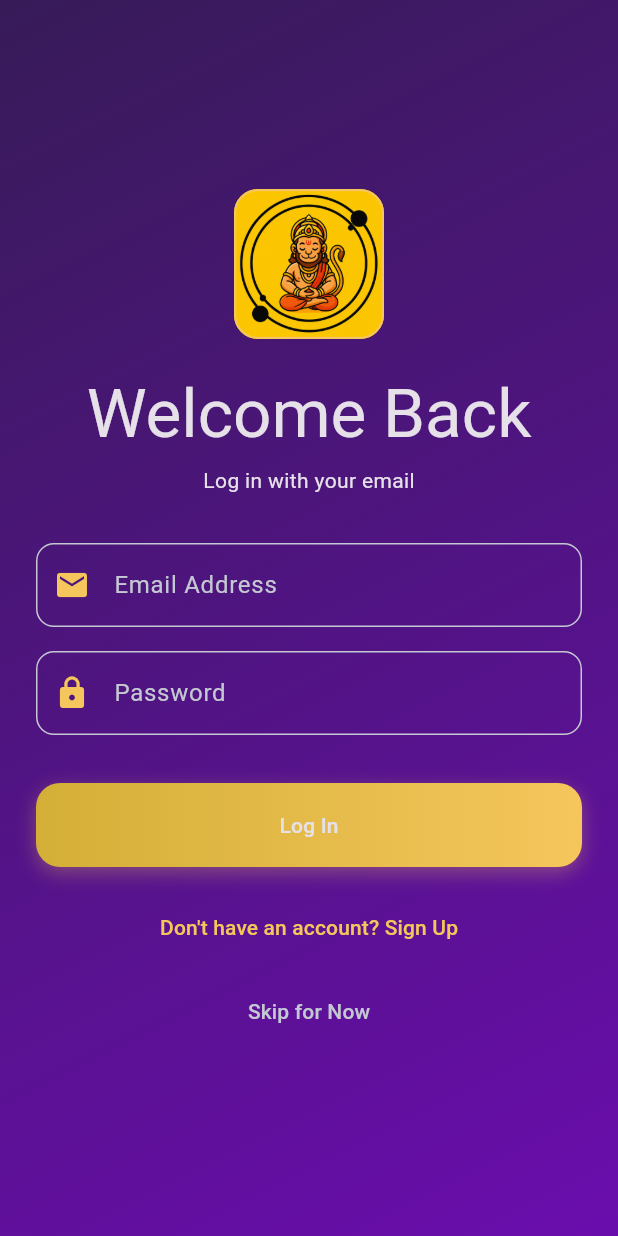
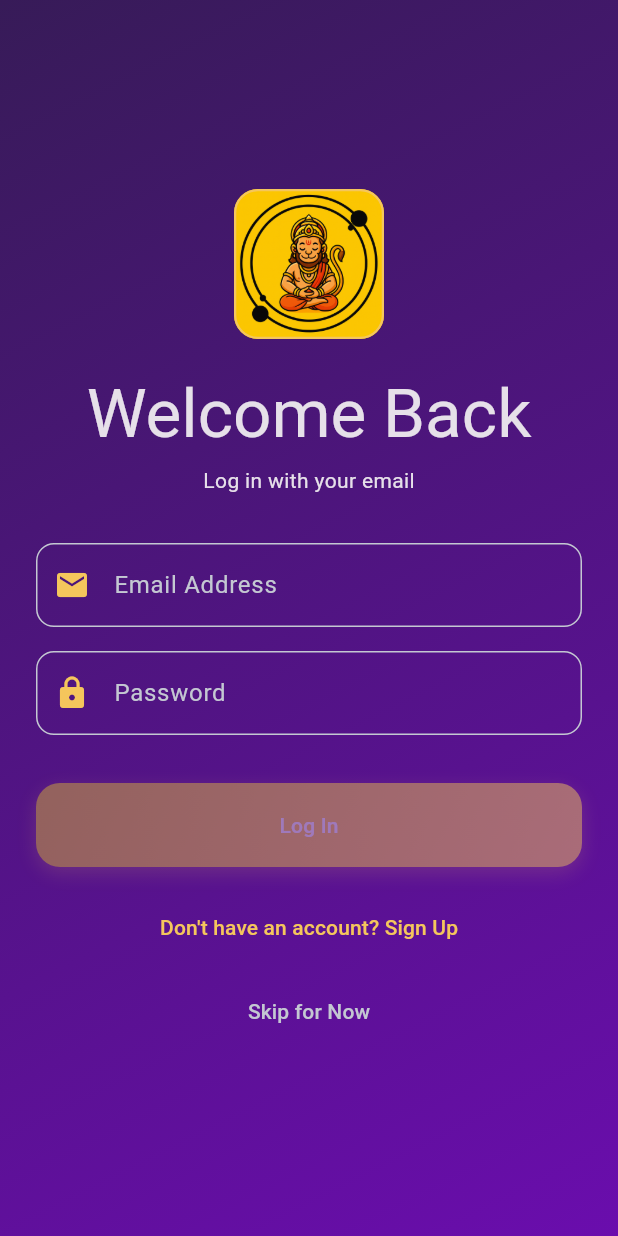
Before and after one commit to aasheesh333/AstroGuru, a Flutter app: the LoginScreen screen opened directly, on a phone screen of 412 x 824 dp. Run offline on Flutter 3.47's test engine with Material 3 defaults, Android fonts, the phone set to English and light mode, and no system bars; our stand-ins replace cloud_firestore, firebase_auth, firebase_core, flutter_dotenv, google_fonts, google_mobile_ads and 3 more; missing offline and left inert: onesignal_flutter, sweph; accounts and stored records are empty.

Commit message:
feat: Add strict name and location validation for 13 Indian languages

```diff
--- a/lib/screens/login_screen.dart
+++ b/lib/screens/login_screen.dart
@@ -7,6 +7,7 @@ import 'package:cloud_firestore/cloud_firestore.dart';
 import '../theme/app_colors.dart';
 import '../widgets/gradient_button.dart';
 import '../widgets/baba_avatar.dart';
+import '../utils/validators.dart';
 
 class LoginScreen extends StatefulWidget {
   const LoginScreen({super.key});
@@ -16,6 +17,7 @@ class LoginScreen extends StatefulWidget {
 }
 
 class _LoginScreenState extends State<LoginScreen> {
+  final _formKey = GlobalKey<FormState>();
   final TextEditingController _emailController = TextEditingController();
   final TextEditingController _passwordController = TextEditingController();
   final TextEditingController _nameController = TextEditingController();
@@ -106,10 +108,7 @@ class _LoginScreenState extends State<LoginScreen> {
     }
 
     if (_isSignUp) {
-      if (name.isEmpty) {
-        ScaffoldMessenger.of(context).showSnackBar(
-          const SnackBar(content: Text("Please enter your full name")),
-        );
+      if (!_formKey.currentState!.validate()) {
         setState(() => _isLoading = false);
         return;
       }
@@ -369,6 +368,8 @@ class _LoginScreenState extends State<LoginScreen> {
           child: Center(
             child: SingleChildScrollView(
               padding: const EdgeInsets.all(24.0),
+              child: Form(
+                key: _formKey,
                 child: Column(
                   mainAxisAlignment: MainAxisAlignment.center,
                   children: [
@@ -388,8 +389,10 @@ class _LoginScreenState extends State<LoginScreen> {
                     const SizedBox(height: 32),
 
                     if (_isSignUp) ...[
-                     TextField(
+                       TextFormField(
                         controller: _nameController,
+                        validator: AppValidators.validateName,
+                        autovalidateMode: AutovalidateMode.onUserInteraction,
                         keyboardType: TextInputType.name,
                         style: const TextStyle(color: Colors.white),
                         decoration: InputDecoration(
@@ -397,6 +400,7 @@ class _LoginScreenState extends State<LoginScreen> {
                           hintStyle: TextStyle(color: AppColors.textSecondary.withOpacity(0.5)),
                           labelStyle: const TextStyle(color: AppColors.textSecondary),
                           prefixIcon: const Icon(Icons.person, color: AppColors.primaryGold),
+                          errorStyle: const TextStyle(color: Colors.redAccent),
                           enabledBorder: OutlineInputBorder(
                             borderSide: const BorderSide(color: AppColors.textSecondary),
                             borderRadius: BorderRadius.circular(12),
@@ -405,13 +409,22 @@ class _LoginScreenState extends State<LoginScreen> {
                             borderSide: const BorderSide(color: AppColors.primaryGold),
                             borderRadius: BorderRadius.circular(12),
                           ),
+                          errorBorder: OutlineInputBorder(
+                            borderSide: const BorderSide(color: Colors.redAccent),
+                            borderRadius: BorderRadius.circular(12),
+                          ),
+                          focusedErrorBorder: OutlineInputBorder(
+                            borderSide: const BorderSide(color: Colors.redAccent),
+                            borderRadius: BorderRadius.circular(12),
+                          ),
                         ),
                       ),
                       const SizedBox(height: 16),
 
                       // Date of Birth Input
-                    TextField(
+                      TextFormField(
                         controller: _dobController,
+                        validator: (val) => val == null || val.isEmpty ? "Date of Birth is required" : null,
                         readOnly: true,
                         style: const TextStyle(color: Colors.white),
                       decoration: InputDecoration(
@@ -463,8 +476,9 @@ class _LoginScreenState extends State<LoginScreen> {
                   ],
 
                   // Email Input
-                  TextField(
+                  TextFormField(
                     controller: _emailController,
+                    validator: (val) => val == null || val.isEmpty ? "Email is required" : null,
                     keyboardType: TextInputType.emailAddress,
                     style: const TextStyle(color: Colors.white),
                     decoration: InputDecoration(
@@ -473,6 +487,7 @@ class _LoginScreenState extends State<LoginScreen> {
                       hintStyle: TextStyle(color: AppColors.textSecondary.withOpacity(0.5)),
                       labelStyle: const TextStyle(color: AppColors.textSecondary),
                       prefixIcon: const Icon(Icons.email, color: AppColors.primaryGold),
+                      errorStyle: const TextStyle(color: Colors.redAccent),
                       enabledBorder: OutlineInputBorder(
                         borderSide: const BorderSide(color: AppColors.textSecondary),
                         borderRadius: BorderRadius.circular(12),
@@ -481,20 +496,30 @@ class _LoginScreenState extends State<LoginScreen> {
                         borderSide: const BorderSide(color: AppColors.primaryGold),
                         borderRadius: BorderRadius.circular(12),
                       ),
+                      errorBorder: OutlineInputBorder(
+                        borderSide: const BorderSide(color: Colors.redAccent),
+                        borderRadius: BorderRadius.circular(12),
+                      ),
+                      focusedErrorBorder: OutlineInputBorder(
+                        borderSide: const BorderSide(color: Colors.redAccent),
+                        borderRadius: BorderRadius.circular(12),
+                      ),
                     ),
                   ),
 
                   const SizedBox(height: 16),
 
                   // Password Input
-                  TextField(
+                  TextFormField(
                     controller: _passwordController,
+                    validator: (val) => val == null || val.isEmpty ? "Password is required" : null,
                     obscureText: true,
                     style: const TextStyle(color: Colors.white),
                     decoration: InputDecoration(
                       labelText: 'Password',
                       labelStyle: const TextStyle(color: AppColors.textSecondary),
                       prefixIcon: const Icon(Icons.lock, color: AppColors.primaryGold),
+                      errorStyle: const TextStyle(color: Colors.redAccent),
                       enabledBorder: OutlineInputBorder(
                         borderSide: const BorderSide(color: AppColors.textSecondary),
                         borderRadius: BorderRadius.circular(12),
@@ -503,16 +528,42 @@ class _LoginScreenState extends State<LoginScreen> {
                         borderSide: const BorderSide(color: AppColors.primaryGold),
                         borderRadius: BorderRadius.circular(12),
                       ),
+                      errorBorder: OutlineInputBorder(
+                        borderSide: const BorderSide(color: Colors.redAccent),
+                        borderRadius: BorderRadius.circular(12),
+                      ),
+                      focusedErrorBorder: OutlineInputBorder(
+                        borderSide: const BorderSide(color: Colors.redAccent),
+                        borderRadius: BorderRadius.circular(12),
+                      ),
                     ),
                   ),
 
                   const SizedBox(height: 32),
 
                   // Action Button
-                  GradientButton(
+                  // ValueListenableBuilder to disable button visually if fields are invalid
+                  ValueListenableBuilder<TextEditingValue>(
+                    valueListenable: _emailController,
+                    builder: (context, emailValue, child) {
+                      return ValueListenableBuilder<TextEditingValue>(
+                        valueListenable: _passwordController,
+                        builder: (context, passValue, _) {
+                          // Basic empty check for button state visual, real validation happens in _submit via form key
+                          bool isDisabled = emailValue.text.isEmpty || passValue.text.isEmpty;
+                          if (_isSignUp) isDisabled = isDisabled || _nameController.text.isEmpty;
+
+                          return Opacity(
+                            opacity: isDisabled ? 0.5 : 1.0,
+                            child: GradientButton(
                               text: _isSignUp ? 'Sign Up' : 'Log In',
                               isLoading: _isLoading,
-                    onPressed: _submit,
+                              onPressed: isDisabled ? () {} : _submit,
+                            ),
+                          );
+                        }
+                      );
+                    }
                   ),
 
                   const SizedBox(height: 16),
@@ -547,6 +598,7 @@ class _LoginScreenState extends State<LoginScreen> {
           ),
           ),
         ),
+      ),
     );
   }
 }
--- /dev/null
+++ b/lib/utils/validators.dart
@@ -0,0 +1,160 @@
+import 'package:flutter/foundation.dart';
+
+class AppValidators {
+  // Regex covering English + 12 Indian Scripts (Devanagari, Bengali, Gurmukhi, Gujarati, Oriya, Tamil, Telugu, Kannada, Malayalam, Urdu/Arabic)
+  // \u0900-\u097F : Devanagari (Hindi, Marathi)
+  // \u0980-\u09FF : Bengali (Bengali, Assamese)
+  // \u0A00-\u0A7F : Gurmukhi (Punjabi)
+  // \u0A80-\u0AFF : Gujarati
+  // \u0B00-\u0B7F : Oriya
+  // \u0B80-\u0BFF : Tamil
+  // \u0C00-\u0C7F : Telugu
+  // \u0C80-\u0CFF : Kannada
+  // \u0D00-\u0D7F : Malayalam
+  // \u0600-\u06FF : Arabic (Urdu)
+  static final RegExp _allowedChars = RegExp(
+    r"^[a-zA-Z\s\u0900-\u097F\u0980-\u09FF\u0A00-\u0A7F\u0A80-\u0AFF\u0B00-\u0B7F\u0B80-\u0BFF\u0C00-\u0C7F\u0C80-\u0CFF\u0D00-\u0D7F\u0600-\u06FF]+$"
+  );
+
+  static final RegExp _repeatingChars = RegExp(r"(.)\1{3,}"); // 4 or more repeated chars
+
+  static final List<String> _blacklistedWords = [
+    "men", "woman", "boy", "girl", "test", "demo", "admin", "achha", "hello", "name",
+    "is", "the", "and", "or", "what", "where", "how", "asdjkwq", "hshshsh", "xyz", "abc"
+  ];
+
+  static final List<String> _indianCities = [
+    // Top ~300 Indian Cities/Districts/States
+    "Mumbai", "Delhi", "Bangalore", "Bengaluru", "Hyderabad", "Ahmedabad", "Chennai", "Kolkata", "Surat", "Pune",
+    "Jaipur", "Lucknow", "Kanpur", "Nagpur", "Indore", "Thane", "Bhopal", "Visakhapatnam", "Pimpri-Chinchwad", "Patna",
+    "Vadodara", "Ghaziabad", "Ludhiana", "Agra", "Nashik", "Faridabad", "Meerut", "Rajkot", "Kalyan-Dombivli", "Vasai-Virar",
+    "Varanasi", "Srinagar", "Aurangabad", "Dhanbad", "Amritsar", "Navi Mumbai", "Allahabad", "Prayagraj", "Howrah", "Ranchi",
+    "Gwalior", "Jabalpur", "Coimbatore", "Vijayawada", "Jodhpur", "Madurai", "Raipur", "Kota", "Guwahati", "Chandigarh",
+    "Solapur", "Hubballi-Dharwad", "Mysore", "Mysuru", "Tiruchirappalli", "Bareilly", "Aligarh", "Tiruppur", "Gurgaon", "Gurugram",
+    "Moradabad", "Jalandhar", "Bhubaneswar", "Salem", "Warangal", "Mira-Bhayandar", "Jalgaon", "Guntur", "Thiruvananthapuram",
+    "Bhiwandi", "Saharanpur", "Gorakhpur", "Bikaner", "Amravati", "Noida", "Jamshedpur", "Bhilai", "Cuttack", "Firozabad",
+    "Kochi", "Nellore", "Bhavnagar", "Dehradun", "Durgapur", "Asansol", "Rourkela", "Nanded", "Kolhapur", "Ajmer",
+    "Akola", "Gulbarga", "Kalaburagi", "Jamnagar", "Ujjain", "Loni", "Siliguri", "Jhansi", "Ulhasnagar", "Jammu",
+    "Sangli-Miraj & Kupwad", "Mangalore", "Mangaluru", "Erode", "Belgaum", "Belagavi", "Ambattur", "Tirunelveli", "Malegaon", "Gaya",
+    "Jalna", "Udaipur", "Maheshtala", "Davanagere", "Kozhikode", "Kurnool", "Rajpur Sonarpur", "Rajahmundry", "Bokaro", "South Dumdum",
+    "Bellary", "Ballari", "Patiala", "Gopalpur", "Agartala", "Bhagalpur", "Muzaffarnagar", "Bhatpara", "Panihati", "Latur",
+    "Dhule", "Tirupati", "Rohtak", "Korba", "Bhilwara", "Berhampur", "Muzaffarpur", "Ahmednagar", "Mathura", "Kollam",
+    "Avadi", "Kadapa", "Kamarhati", "Sambalpur", "Bilaspur", "Shahjahanpur", "Satara", "Bijapur", "Vijayapura", "Rampur",
+    "Shivamogga", "Chandrapur", "Junagadh", "Thrissur", "Alwar", "Bardhaman", "Kulti", "Nizamabad", "Parbhani", "Tumkur",
+    "Tumakuru", "Khammam", "Ozhukarai", "Bihar Sharif", "Panipat", "Darbhanga", "Bally", "Aizawl", "Dewas", "Ichalkaranji",
+    "Karnal", "Bathinda", "Jalna", "Eluru", "Kirari Suleman Nagar", "Barasat", "Purnia", "Satna", "Mau", "Sonipat",
+    "Farrukhabad", "Sagar", "Rourkela", "Durg", "Imphal", "Ratlam", "Hapur", "Arrah", "Karimnagar", "Anantapur",
+    "Etawah", "Ambernath", "North Dumdum", "Bharatpur", "Begusarai", "New Delhi", "Gandhidham", "Baranagar", "Tiruvottiyur", "Pondicherry",
+    "Sikar", "Thoothukudi", "Rewa", "Mirzapur", "Raichur", "Pali", "Ramagundam", "Haridwar", "Vijayanagaram", "Katihar",
+    "Nagarcoil", "Sri Ganganagar", "Karawal Nagar", "Mango", "Thanjavur", "Bulandshahr", "Uluberia", "Murwara", "Sambhal", "Singrauli",
+    "Nadiad", "Secunderabad", "Naihati", "Yamunanagar", "Bidhan Nagar", "Pallavaram", "Bidar", "Munger", "Panchkula", "Burhanpur",
+    "Raurkela Industrial Township", "Kharagpur", "Dindigul", "Gandhinagar", "Hospet", "Nangloi Jat", "English Bazar", "Ongole", "Deoghar", "Chapra",
+    "Haldia", "Khandwa", "Nandyal", "Chittoor", "Morena", "Amroha", "Anand", "Bhind", "Bhalswa Jahangir Pur", "Madhyamgram",
+    "Bhiwani", "Navi Mumbai Panvel Raigad", "Baharampur", "Ambala", "Morvi", "Fatehpur", "Rae Bareli", "Khora", "Bhusawal", "Orai",
+    "Bahraich", "Vellore", "Mahesana", "Sambalpur", "Raiganj", "Sirsa", "Danapur", "Serampore", "Sultan Pur Majra", "Guna",
+    "Jaunpur", "Panvel", "Shivpuri", "Surendranagar Dudhrej", "Unnao", "Hugli and Chinsurah", "Alappuzha", "Kottayam", "Shimla", "Karaikudi",
+
+    // Hindi Transliterations (Examples)
+    "दिल्ली", "मुंबई", "बंगलुरु", "अहमदाबाद", "हैदराबाद", "चेन्नई", "कोलकाता", "पुणे", "जयपुर", "लखनऊ",
+    "कानपुर", "नागपुर", "इंदौर", "भोपाल", "पटना", "गाजियाबाद", "आगरा", "वाराणसी", "मेरठ", "प्रयागराज",
+
+    // Gujarati
+    "અમદાવાદ", "સુરત", "વડોદરા", "રાજકોટ", "ભાવનગર", "જામનગર", "ગાંધીનગર",
+
+    // Marathi
+    "मुंबई", "पुणे", "नागपूर", "ठाणे", "पिंपरी-चिंचवड", "नाशिक", "कल्याण-डोंबिवली", "वसई-विरार", "औरंगाबाद", "नवी मुंबई",
+
+    // Bengali
+    "কলকাতা", "হাওড়া", "দুর্গাপুর", "আসানসোল", "শিলিগুড়ি",
+
+    // Tamil
+    "சென்னை", "கோயம்புத்தூர்", "மதுரை", "திருச்சிராப்பள்ளி", "சேலம்",
+
+    // Telugu
+    "హైదరాబాద్", "విశాఖపట్నం", "విజయవాడ", "గుంటూరు", "వరంగల్",
+
+    // Kannada
+    "ಬೆಂಗಳೂರು", "ಮೈಸೂರು", "ಹುಬ್ಬಳ್ಳಿ-ಧಾರವಾಡ", "ಮಂಗಳೂರು", "ಬೆಳಗಾವಿ",
+
+    // Malayalam
+    "തിരുവനന്തപുരം", "കൊച്ചി", "കോഴിക്കോട്", "തൃശ്ശൂർ", "കൊല്ലം", "വയനാട്"
+  ];
+
+  static String? validateName(String? value) {
+    if (value == null || value.trim().isEmpty) return "Name is required";
+    String name = value.trim();
+
+    // 1. Script Check & Symbols
+    if (!_allowedChars.hasMatch(name)) {
+      return "Use only letters (A-Z or Indian scripts). No numbers/symbols.";
+    }
+
+    // 2. Length Check
+    if (name.length < 3) return "Name too short (min 3 chars).";
+    if (name.length > 100) return "Name too long (max 100 chars).";
+
+    // 3. Word Count
+    if (name.split(RegExp(r'\s+')).length > 4) {
+      return "Max 4 words allowed.";
+    }
+
+    // 4. Repeated Characters
+    if (_repeatingChars.hasMatch(name)) {
+      return "Invalid name format (repeated characters).";
+    }
+
+    // 5. Blacklist
+    if (_blacklistedWords.contains(name.toLowerCase())) {
+      return "Please enter a valid real name.";
+    }
+
+    return null;
+  }
+
+  static String? validateLocation(String? value) {
+    if (value == null || value.trim().isEmpty) return "Location is required";
+    String place = value.trim();
+
+    // 1. Script Check & Symbols (Reuse allowed chars as it's the same requirement)
+    if (!_allowedChars.hasMatch(place)) {
+      return "Use only letters (A-Z or Indian scripts). No numbers/symbols.";
+    }
+
+    // 2. Length Check
+    if (place.length < 3) return "Location too short (min 3 chars).";
+    if (place.length > 100) return "Location too long (max 100 chars).";
+
+    // 3. Blacklist/Meaningless
+    if (_blacklistedWords.contains(place.toLowerCase())) {
+      return "Please enter a valid location.";
+    }
+
+    // 4. Internal City List Match (Partial or Full)
+    // "If user input does NOT match or partially match any real city → mark invalid"
+    // We check if the input *contains* a known city OR a known city *contains* the input (fuzzy)
+    // Actually, user said: "If user input does NOT match or partially match any real city"
+    // This implies: "Mumbai" is valid. "North Mumbai" is valid (contains Mumbai). "Mumb" might be valid (Mumbai contains Mumb).
+    // But "Mumb" is too short maybe? No, logic handles length >= 3.
+    // Let's go with: Input must contain a known city name (case-insensitive) OR be contained in one.
+    // But "Delhi" matches "New Delhi". "Del" matches "Delhi".
+    // "Test" shouldn't match.
+
+    bool matchFound = false;
+    String lowerPlace = place.toLowerCase();
+
+    for (String city in _indianCities) {
+      String lowerCity = city.toLowerCase();
+      // Check for exact match, containment, or being contained
+      if (lowerPlace == lowerCity || lowerPlace.contains(lowerCity) || lowerCity.contains(lowerPlace)) {
+        matchFound = true;
+        break;
+      }
+    }
+
+    if (!matchFound) {
+      return "Please enter a recognized Indian city/district.";
+    }
+
+    return null;
+  }
+}
```
Also changed, not shown: lib/screens/kundli_input_screen.dart (+9 -16 lines), lib/screens/love_match_screen.dart (+21 -11 lines). Lines whose indentation alone changed are shown as unchanged.
